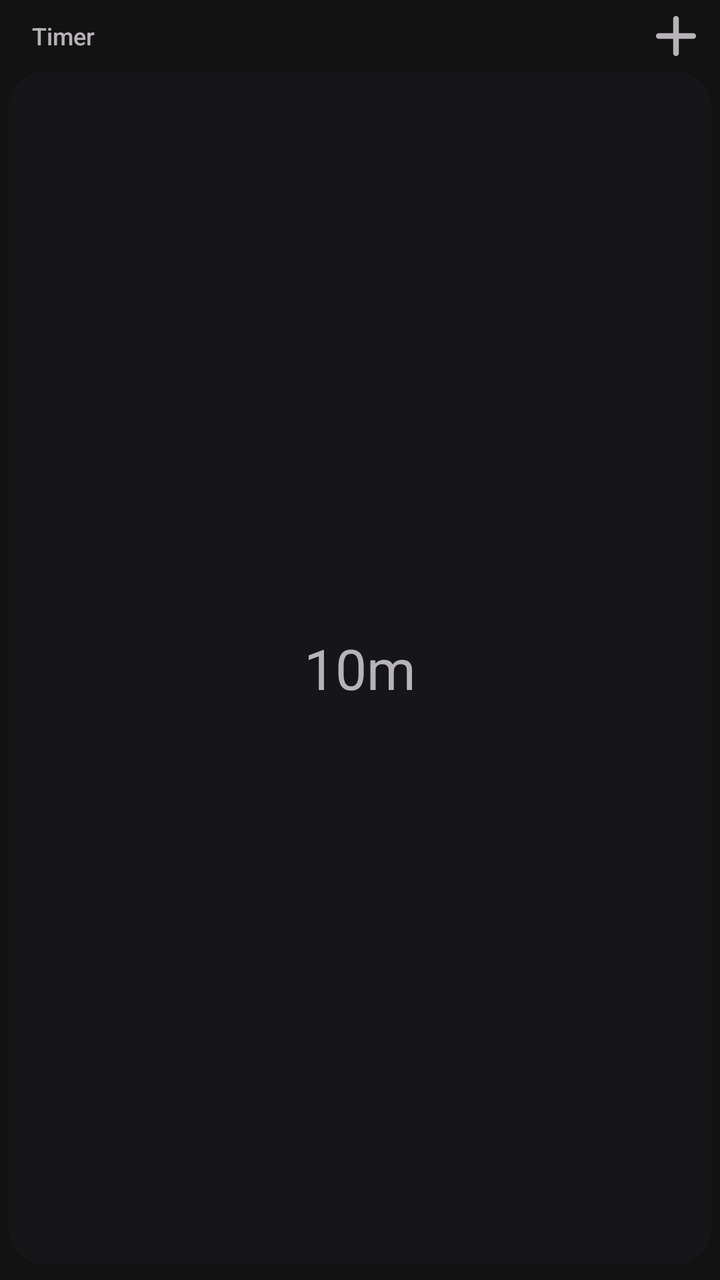
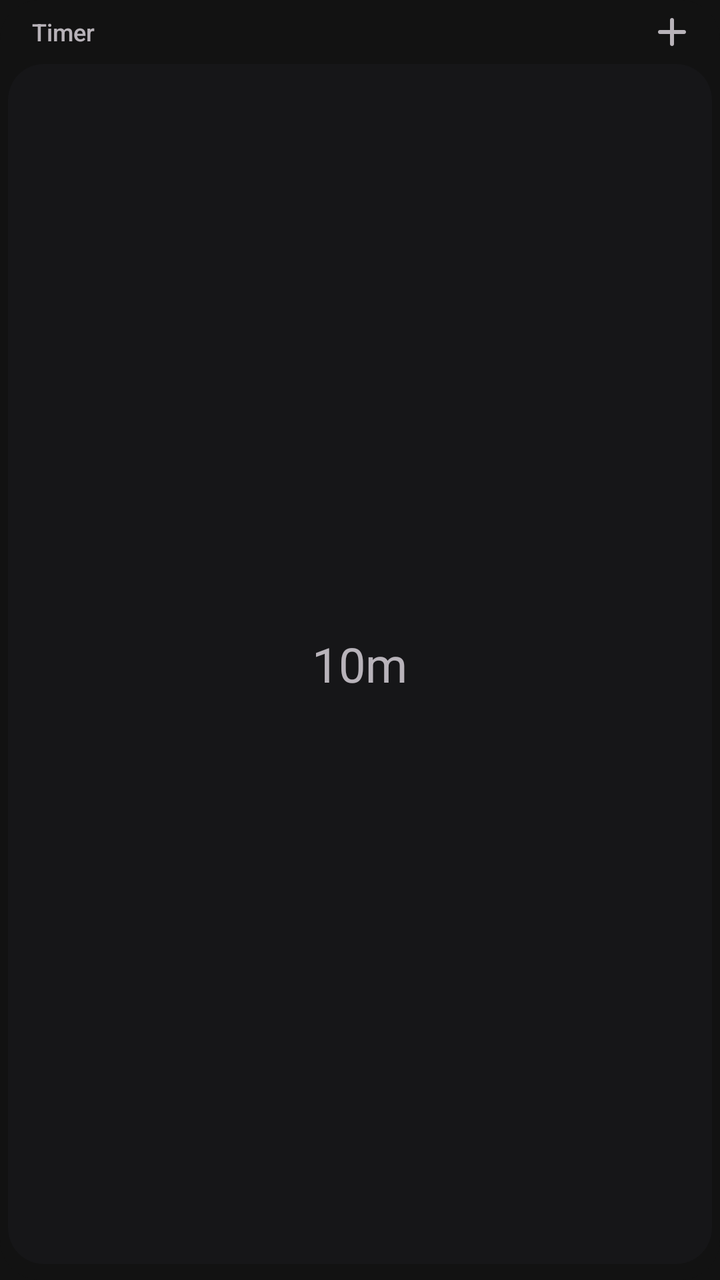

The first picture is an Android layout as it rendered before a commit; the second is the same layout after the commit. The layout source and the unified diff follow.
<!-- AndroidManifest.xml: application theme Theme.TimerWidget -->
<!-- res/layout/widget_main.xml -->
<?xml version="1.0" encoding="utf-8"?>
<LinearLayout xmlns:android="http://schemas.android.com/apk/res/android"
    android:layout_width="match_parent"
    android:layout_height="match_parent"
    android:background="@drawable/widget_outer_bg"
    android:orientation="vertical"
    android:paddingStart="4dp"
    android:paddingEnd="4dp"
    android:paddingBottom="4dp"
    android:paddingTop="0dp">

    
    <RelativeLayout
        android:id="@+id/header_container"
        android:layout_width="match_parent"
        android:layout_height="36dp"
        android:paddingStart="12dp"
        android:paddingEnd="2dp">

        <TextView
            android:layout_width="wrap_content"
            android:layout_height="wrap_content"
            android:layout_alignParentStart="true"
            android:layout_centerVertical="true"
            android:text="Timer"
            android:textColor="#B3FEF7FF"
            android:textSize="12sp"
            android:fontFamily="sans-serif-medium" />

        <ImageView
            android:id="@+id/btn_add_timer"
            android:layout_width="32dp"
            android:layout_height="32dp"
            android:layout_alignParentEnd="true"
            android:layout_centerVertical="true"
            android:padding="6dp"
            android:contentDescription="Add Timer"
            android:src="@drawable/ic_add"
            android:tint="#B3FEF7FF" />
    </RelativeLayout>

    
    <FrameLayout
        android:id="@+id/primary_timer_container"
        android:layout_width="match_parent"
        android:layout_height="0dp"
        android:layout_weight="1"
        android:layout_marginBottom="4dp"
        android:background="@drawable/widget_bg_idle">

        <RelativeLayout
            android:layout_width="match_parent"
            android:layout_height="match_parent">

            <TextView
                android:id="@+id/primary_timer_text"
                android:layout_width="wrap_content"
                android:layout_height="wrap_content"
                android:layout_centerInParent="true"
                android:text="10m"
                android:textColor="#B3FEF7FF"
                android:textSize="28sp"
                android:fontFamily="sans-serif" />

            
            <ImageView
                android:id="@+id/primary_timer_icon"
                android:layout_width="32dp"
                android:layout_height="32dp"
                android:layout_alignParentEnd="true"
                android:layout_centerVertical="true"
                android:layout_marginEnd="16dp"
                android:padding="6dp"
                android:contentDescription="Reset"
                android:src="@drawable/ic_reset"
                android:tint="#B3FEF7FF"
                android:visibility="gone" />
        </RelativeLayout>
    </FrameLayout>

    
    <FrameLayout
        android:id="@+id/secondary_timer_container"
        android:layout_width="match_parent"
        android:layout_height="0dp"
        android:layout_weight="1"
        android:background="@drawable/widget_bg_idle"
        android:visibility="gone">

        <RelativeLayout
            android:layout_width="match_parent"
            android:layout_height="match_parent">

            <TextView
                android:id="@+id/secondary_timer_text"
                android:layout_width="wrap_content"
                android:layout_height="wrap_content"
                android:layout_centerInParent="true"
                android:text="5m"
                android:textColor="#B3FEF7FF"
                android:textSize="28sp"
                android:fontFamily="sans-serif" />

            
            <ImageView
                android:id="@+id/secondary_timer_icon"
                android:layout_width="32dp"
                android:layout_height="32dp"
                android:layout_alignParentEnd="true"
                android:layout_centerVertical="true"
                android:layout_marginEnd="16dp"
                android:padding="6dp"
                android:contentDescription="Reset"
                android:src="@drawable/ic_reset"
                android:tint="#B3FEF7FF"
                android:visibility="gone" />
        </RelativeLayout>
    </FrameLayout>

    
    <TextView
        android:id="@+id/text_empty"
        android:layout_width="match_parent"
        android:layout_height="match_parent"
        android:gravity="center"
        android:text="No timers set"
        android:textColor="#B3FEF7FF"
        android:textSize="14sp"
        android:visibility="gone" />

</LinearLayout>
<!-- resources referenced by this layout -->
<resources>
  <!-- drawable ic_add (drawable) -->
  <vector xmlns:android="http://schemas.android.com/apk/res/android"
      android:width="20dp"
      android:height="20dp"
      android:viewportWidth="12"
      android:viewportHeight="12">
      <path
          android:fillColor="#B3FEF7FF"
          android:pathData="M5.143,6.857H0.857C0.614,6.857 0.411,6.775 0.246,6.611C0.082,6.446 0,6.243 0,6C0,5.757 0.082,5.554 0.246,5.389C0.411,5.225 0.614,5.143 0.857,5.143H5.143V0.857C5.143,0.614 5.225,0.411 5.389,0.246C5.554,0.082 5.757,0 6,0C6.243,0 6.446,0.082 6.611,0.246C6.775,0.411 6.857,0.614 6.857,0.857V5.143H11.143C11.386,5.143 11.589,5.225 11.754,5.389C11.918,5.554 12,5.757 12,6C12,6.243 11.918,6.446 11.754,6.611C11.589,6.775 11.386,6.857 11.143,6.857H6.857V11.143C6.857,11.386 6.775,11.589 6.611,11.754C6.446,11.918 6.243,12 6,12C5.757,12 5.554,11.918 5.389,11.754C5.225,11.589 5.143,11.386 5.143,11.143V6.857Z" />
  </vector>
  <!-- drawable ic_reset (drawable) -->
  <vector xmlns:android="http://schemas.android.com/apk/res/android"
      android:width="20dp"
      android:height="20dp"
      android:viewportWidth="14"
      android:viewportHeight="15">
      <path
          android:fillColor="#B3FEF7FF"
          android:pathData="M4.905,14.968C3.46,14.561 2.281,13.765 1.368,12.579C0.456,11.393 0,10.028 0,8.484C0,7.684 0.133,6.923 0.4,6.2C0.667,5.477 1.046,4.814 1.537,4.21C1.691,4.042 1.881,3.954 2.105,3.947C2.33,3.94 2.533,4.028 2.716,4.21C2.87,4.365 2.951,4.554 2.958,4.779C2.965,5.003 2.891,5.214 2.737,5.41C2.4,5.845 2.14,6.323 1.958,6.842C1.775,7.361 1.684,7.909 1.684,8.484C1.684,9.621 2.018,10.635 2.684,11.526C3.351,12.417 4.21,13.024 5.263,13.347C5.446,13.403 5.596,13.509 5.716,13.663C5.835,13.817 5.895,13.986 5.895,14.168C5.895,14.449 5.796,14.67 5.6,14.831C5.403,14.993 5.172,15.038 4.905,14.968ZM8.568,14.968C8.302,15.038 8.07,14.989 7.874,14.821C7.677,14.652 7.579,14.428 7.579,14.147C7.579,13.979 7.638,13.817 7.758,13.663C7.877,13.509 8.028,13.403 8.21,13.347C9.263,13.01 10.123,12.4 10.789,11.516C11.456,10.631 11.789,9.621 11.789,8.484C11.789,7.081 11.298,5.888 10.316,4.905C9.333,3.923 8.14,3.432 6.737,3.432H6.674L7.01,3.768C7.165,3.923 7.242,4.119 7.242,4.358C7.242,4.596 7.165,4.793 7.01,4.947C6.856,5.102 6.66,5.179 6.421,5.179C6.182,5.179 5.986,5.102 5.831,4.947L4.063,3.179C3.979,3.095 3.919,3.003 3.884,2.905C3.849,2.807 3.832,2.702 3.832,2.589C3.832,2.477 3.849,2.372 3.884,2.274C3.919,2.175 3.979,2.084 4.063,2L5.831,0.232C5.986,0.077 6.182,0 6.421,0C6.66,0 6.856,0.077 7.01,0.232C7.165,0.386 7.242,0.582 7.242,0.821C7.242,1.06 7.165,1.256 7.01,1.411L6.674,1.747H6.737C8.617,1.747 10.21,2.4 11.516,3.705C12.821,5.01 13.473,6.603 13.473,8.484C13.473,10.014 13.017,11.375 12.105,12.568C11.193,13.761 10.014,14.561 8.568,14.968Z" />
  </vector>
  <!-- drawable widget_bg_idle (drawable) -->
  <?xml version="1.0" encoding="utf-8"?>
  <shape xmlns:android="http://schemas.android.com/apk/res/android">
      <solid android:color="#161618" />
      <corners android:radius="18dp" />
  </shape>
  <!-- drawable widget_outer_bg (drawable) -->
  <?xml version="1.0" encoding="utf-8"?>
  <shape xmlns:android="http://schemas.android.com/apk/res/android">
      <solid android:color="#121212" />
      <corners android:radius="20dp" />
  </shape>
  <style name="Theme.TimerWidget" parent="Theme.AppCompat.NoActionBar">
          <item name="android:windowBackground">#121212</item>
          <item name="android:statusBarColor">#121212</item>
          <item name="android:navigationBarColor">#121212</item>
          <item name="android:windowLightStatusBar">false</item>
          <item name="android:windowLightNavigationBar" tools:targetApi="o_mr1">false</item>
      </style>
</resources>

<!-- the commit's change to res/layout/widget_main.xml (unified diff, before → after) -->
@@ -13,9 +13,9 @@
     <RelativeLayout
         android:id="@+id/header_container"
         android:layout_width="match_parent"
-        android:layout_height="36dp"
+        android:layout_height="32dp"
         android:paddingStart="12dp"
-        android:paddingEnd="2dp">
+        android:paddingEnd="4dp">
 
         <TextView
             android:layout_width="wrap_content"
@@ -29,11 +29,12 @@
 
         <ImageView
             android:id="@+id/btn_add_timer"
-            android:layout_width="32dp"
-            android:layout_height="32dp"
+            android:layout_width="24dp"
+            android:layout_height="24dp"
             android:layout_alignParentEnd="true"
             android:layout_centerVertical="true"
-            android:padding="6dp"
+            android:layout_marginEnd="4dp"
+            android:padding="5dp"
             android:contentDescription="Add Timer"
             android:src="@drawable/ic_add"
             android:tint="#B3FEF7FF" />
@@ -59,18 +60,18 @@
                 android:layout_centerInParent="true"
                 android:text="10m"
                 android:textColor="#B3FEF7FF"
-                android:textSize="28sp"
+                android:textSize="24sp"
                 android:fontFamily="sans-serif" />
 
             
             <ImageView
                 android:id="@+id/primary_timer_icon"
-                android:layout_width="32dp"
-                android:layout_height="32dp"
+                android:layout_width="24dp"
+                android:layout_height="24dp"
                 android:layout_alignParentEnd="true"
                 android:layout_centerVertical="true"
-                android:layout_marginEnd="16dp"
-                android:padding="6dp"
+                android:layout_marginEnd="10dp"
+                android:padding="4dp"
                 android:contentDescription="Reset"
                 android:src="@drawable/ic_reset"
                 android:tint="#B3FEF7FF"
@@ -98,18 +99,18 @@
                 android:layout_centerInParent="true"
                 android:text="5m"
                 android:textColor="#B3FEF7FF"
-                android:textSize="28sp"
+                android:textSize="24sp"
                 android:fontFamily="sans-serif" />
 
             
             <ImageView
                 android:id="@+id/secondary_timer_icon"
-                android:layout_width="32dp"
-                android:layout_height="32dp"
+                android:layout_width="24dp"
+                android:layout_height="24dp"
                 android:layout_alignParentEnd="true"
                 android:layout_centerVertical="true"
-                android:layout_marginEnd="16dp"
-                android:padding="6dp"
+                android:layout_marginEnd="10dp"
+                android:padding="4dp"
                 android:contentDescription="Reset"
                 android:src="@drawable/ic_reset"
                 android:tint="#B3FEF7FF"
<!-- resource entries referenced after the edit -->
@@ -2,8 +2,8 @@
 <resources>
   <!-- drawable ic_add (drawable) -->
   <vector xmlns:android="http://schemas.android.com/apk/res/android"
-      android:width="20dp"
-      android:height="20dp"
+      android:width="12dp"
+      android:height="12dp"
       android:viewportWidth="12"
       android:viewportHeight="12">
       <path
@@ -12,8 +12,8 @@
   </vector>
   <!-- drawable ic_reset (drawable) -->
   <vector xmlns:android="http://schemas.android.com/apk/res/android"
-      android:width="20dp"
-      android:height="20dp"
+      android:width="14dp"
+      android:height="15dp"
       android:viewportWidth="14"
       android:viewportHeight="15">
       <path
